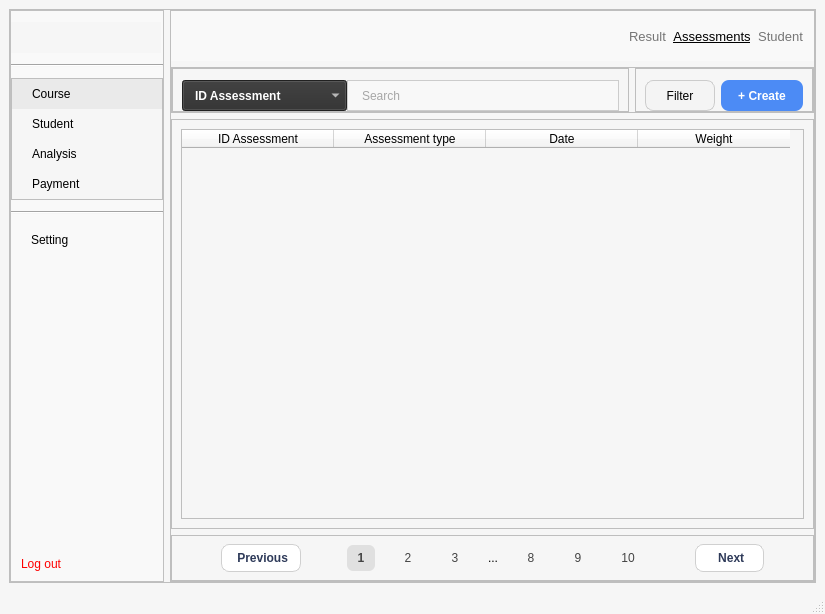
Before: the Qt Designer form ui/course_assessment.ui in Khiem2112/course-management-ml, drawn with Qt 5.
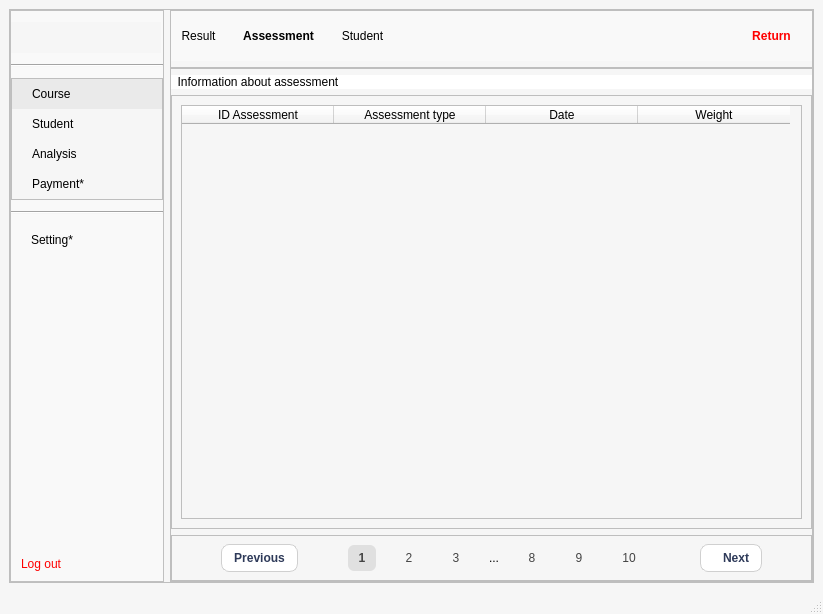
After: the same form once the commit is applied. Icons and pictures are not drawn.

```diff
--- a/ui/course_assessment.ui
+++ b/ui/course_assessment.ui
@@ -6,7 +6,7 @@
    <rect>
     <x>0</x>
     <y>0</y>
-    <width>825</width>
+    <width>823</width>
     <height>614</height>
    </rect>
   </property>
@@ -31,6 +31,37 @@
     color: black;
 }
 
+#header_result,
+#header_assessment,
+#header_student {
+
+border: none;
+padding: 5px 10px;
+}
+
+#header_assessment {
+
+background-color: #4C8BF5; /* A vibrant blue (matches existing create button) */
+    
+    /* Ensure it overrides the basic button style from the common rule */
+    border: none;
+    padding: 5px 10px;
+    
+    /* Optional visual flair */
+    border-radius: 4px; 
+    font-weight: bold;
+}
+
+
+#header_return {
+
+background-color: black;
+color: red;
+border: none;
+padding: 5px 10px;
+font-weight:bold;
+}
+
 #menu_analysis,
 #menu_course,
 #menu_payment,
@@ -348,7 +379,7 @@
                 <string notr="true"/>
                </property>
                <property name="text">
-                <string>Payment</string>
+                <string>Payment*</string>
                </property>
                <property name="icon">
                 <iconset>
@@ -384,7 +415,7 @@
              <string notr="true"/>
             </property>
             <property name="text">
-             <string>Setting</string>
+             <string>Setting*</string>
             </property>
            </widget>
           </item>
@@ -459,11 +490,6 @@
               <height>50</height>
              </size>
             </property>
-            <property name="font">
-             <font>
-              <pointsize>10</pointsize>
-             </font>
-            </property>
             <property name="styleSheet">
              <string notr="true">background-color: #f9f9f9;</string>
             </property>
@@ -483,36 +509,8 @@
              <property name="bottomMargin">
               <number>0</number>
              </property>
-             <item>
-              <spacer name="horizontalSpacer_5">
-               <property name="orientation">
-                <enum>Qt::Horizontal</enum>
-               </property>
-               <property name="sizeHint" stdset="0">
-                <size>
-                 <width>40</width>
-                 <height>20</height>
-                </size>
-               </property>
-              </spacer>
-             </item>
              <item>
               <widget class="QPushButton" name="header_result">
-               <property name="sizePolicy">
-                <sizepolicy hsizetype="Preferred" vsizetype="Preferred">
-                 <horstretch>0</horstretch>
-                 <verstretch>0</verstretch>
-                </sizepolicy>
-               </property>
-               <property name="font">
-                <font>
-                 <pointsize>10</pointsize>
-                </font>
-               </property>
-               <property name="styleSheet">
-                <string notr="true">color:#757575;
-border: none</string>
-               </property>
                <property name="text">
                 <string>Result</string>
                </property>
@@ -520,50 +518,38 @@
              </item>
              <item>
               <widget class="QPushButton" name="header_assessment">
-               <property name="sizePolicy">
-                <sizepolicy hsizetype="Preferred" vsizetype="Preferred">
-                 <horstretch>0</horstretch>
-                 <verstretch>0</verstretch>
-                </sizepolicy>
-               </property>
-               <property name="font">
-                <font>
-                 <pointsize>10</pointsize>
-                 <underline>true</underline>
-                </font>
-               </property>
-               <property name="styleSheet">
-                <string notr="true">border: none;
-color: black
-</string>
-               </property>
                <property name="text">
-                <string>Assessments</string>
+                <string>Assessment</string>
                </property>
               </widget>
              </item>
              <item>
               <widget class="QPushButton" name="header_student">
-               <property name="sizePolicy">
-                <sizepolicy hsizetype="Preferred" vsizetype="Preferred">
-                 <horstretch>0</horstretch>
-                 <verstretch>0</verstretch>
-                </sizepolicy>
-               </property>
-               <property name="font">
-                <font>
-                 <pointsize>10</pointsize>
-                </font>
-               </property>
-               <property name="styleSheet">
-                <string notr="true">color:#757575;
-border: none</string>
-               </property>
                <property name="text">
                 <string>Student</string>
                </property>
               </widget>
              </item>
+             <item>
+              <spacer name="horizontalSpacer_5">
+               <property name="orientation">
+                <enum>Qt::Horizontal</enum>
+               </property>
+               <property name="sizeHint" stdset="0">
+                <size>
+                 <width>40</width>
+                 <height>20</height>
+                </size>
+               </property>
+              </spacer>
+             </item>
+             <item>
+              <widget class="QPushButton" name="header_return">
+               <property name="text">
+                <string>Return</string>
+               </property>
+              </widget>
+             </item>
             </layout>
            </widget>
           </item>
@@ -594,154 +580,20 @@
              <property name="bottomMargin">
               <number>0</number>
              </property>
-             <item>
-              <widget class="QFrame" name="search">
-               <property name="frameShape">
-                <enum>QFrame::StyledPanel</enum>
-               </property>
-               <property name="frameShadow">
-                <enum>QFrame::Raised</enum>
-               </property>
-               <layout class="QHBoxLayout" name="horizontalLayout_3">
-                <property name="spacing">
-                 <number>0</number>
-                </property>
-                <property name="topMargin">
-                 <number>11</number>
-                </property>
-                <property name="bottomMargin">
-                 <number>0</number>
-                </property>
-                <item>
-                 <widget class="QComboBox" name="course_assessment_search_comboBox">
-                  <property name="sizePolicy">
-                   <sizepolicy hsizetype="Maximum" vsizetype="Preferred">
-                    <horstretch>0</horstretch>
-                    <verstretch>0</verstretch>
-                   </sizepolicy>
-                  </property>
-                  <property name="minimumSize">
-                   <size>
-                    <width>165</width>
-                    <height>31</height>
-                   </size>
-                  </property>
-                  <property name="styleSheet">
-                   <string notr="true"/>
-                  </property>
-                  <item>
-                   <property name="text">
-                    <string>ID Assessment</string>
-                   </property>
-                  </item>
-                  <item>
-                   <property name="text">
-                    <string>Assessment type</string>
-                   </property>
-                  </item>
-                  <item>
-                   <property name="text">
-                    <string>Date</string>
-                   </property>
-                  </item>
-                  <item>
-                   <property name="text">
-                    <string>Weight</string>
-                   </property>
-                  </item>
-                 </widget>
-                </item>
-                <item>
-                 <widget class="QLineEdit" name="course_assessment_search_lineEdit">
-                  <property name="sizePolicy">
-                   <sizepolicy hsizetype="Preferred" vsizetype="Preferred">
-                    <horstretch>0</horstretch>
-                    <verstretch>0</verstretch>
-                   </sizepolicy>
-                  </property>
-                  <property name="minimumSize">
-                   <size>
-                    <width>260</width>
-                    <height>31</height>
-                   </size>
-                  </property>
-                  <property name="placeholderText">
-                   <string>Search</string>
-                  </property>
-                 </widget>
-                </item>
-               </layout>
-              </widget>
-             </item>
-             <item>
-              <widget class="QFrame" name="frame_5">
-               <property name="sizePolicy">
-                <sizepolicy hsizetype="Maximum" vsizetype="Preferred">
-                 <horstretch>0</horstretch>
-                 <verstretch>0</verstretch>
-                </sizepolicy>
-               </property>
-               <property name="frameShape">
-                <enum>QFrame::StyledPanel</enum>
-               </property>
-               <property name="frameShadow">
-                <enum>QFrame::Raised</enum>
-               </property>
-               <layout class="QHBoxLayout" name="horizontalLayout_4">
-                <property name="topMargin">
-                 <number>11</number>
-                </property>
-                <property name="bottomMargin">
-                 <number>0</number>
-                </property>
-                <item>
-                 <widget class="QPushButton" name="course_assessment_filter">
-                  <property name="sizePolicy">
-                   <sizepolicy hsizetype="Preferred" vsizetype="Preferred">
-                    <horstretch>0</horstretch>
-                    <verstretch>0</verstretch>
-                   </sizepolicy>
-                  </property>
-                  <property name="minimumSize">
-                   <size>
-                    <width>70</width>
-                    <height>30</height>
-                   </size>
-                  </property>
-                  <property name="text">
-                   <string>Filter</string>
-                  </property>
-                  <property name="icon">
-                   <iconset>
-                    <normaloff>../media/images/icons/Course/Filter1.png</normaloff>../media/images/icons/Course/Filter1.png</iconset>
-                  </property>
-                 </widget>
-                </item>
-                <item>
-                 <widget class="QPushButton" name="course_assessment_create">
-                  <property name="sizePolicy">
-                   <sizepolicy hsizetype="Preferred" vsizetype="Preferred">
-                    <horstretch>0</horstretch>
-                    <verstretch>0</verstretch>
-                   </sizepolicy>
-                  </property>
-                  <property name="minimumSize">
-                   <size>
-                    <width>82</width>
-                    <height>30</height>
-                   </size>
-                  </property>
-                  <property name="text">
-                   <string>+ Create</string>
-                  </property>
-                 </widget>
-                </item>
-               </layout>
-              </widget>
-             </item>
             </layout>
            </widget>
           </item>
+          <item>
+           <widget class="QLabel" name="label">
+            <property name="styleSheet">
+             <string notr="true">color: black;
+background-color: white</string>
+            </property>
+            <property name="text">
+             <string>  Information about assessment </string>
+            </property>
+           </widget>
+          </item>
           <item>
            <widget class="QFrame" name="frame_6">
             <property name="sizePolicy">
@@ -839,7 +691,7 @@
                 </sizepolicy>
                </property>
                <property name="text">
-                <string> Previous</string>
+                <string>Previous</string>
                </property>
                <property name="icon">
                 <iconset>
@@ -1042,7 +894,7 @@
                 <enum>Qt::RightToLeft</enum>
                </property>
                <property name="text">
-                <string>   Next  </string>
+                <string>   Next</string>
                </property>
                <property name="icon">
                 <iconset>
```
Left out of the diff: 39 changed lines with no effect on the pictures.
